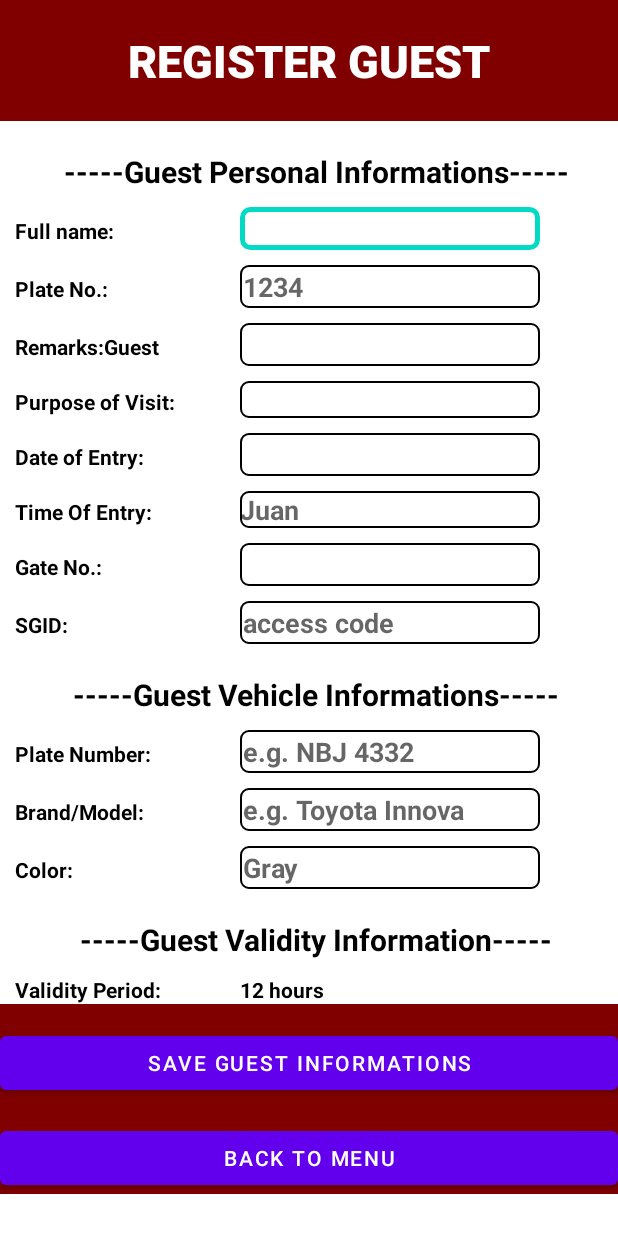
After one commit to Shainamae03/Thesis-Parking-System, an Android app: the GuestActivity screen opened directly, with no data from a screen before it, on a phone screen of 412 x 824 dp. The commit adds this screen. Shown: the top 1233 px of the screen. Run offline under Robolectric (Android 15) with nearby library versions, the phone set to English and light mode, and no system bars.

Commit message:
Security App

```diff
--- a/app/src/main/AndroidManifest.xml
+++ b/app/src/main/AndroidManifest.xml
@@ -13,7 +13,8 @@
         android:roundIcon="@mipmap/ic_launcher_round"
         android:supportsRtl="true"
         android:theme="@style/Theme.SecurityApp">
-        <activity android:name=".Menu"></activity>
+        <activity android:name=".GuestActivity"></activity>
+        <activity android:name=".Menu" />
         <activity android:name=".QRCodeScanner" />
         <activity android:name=".SecurityReport" />
         <activity android:name=".ParkingLot" />
--- /dev/null
+++ b/app/src/main/java/com/example/securityapp/GuestActivity.kt
@@ -0,0 +1,79 @@
+package com.example.securityapp
+
+import android.content.DialogInterface
+import android.content.Intent
+import androidx.appcompat.app.AppCompatActivity
+import android.os.Bundle
+import android.text.TextUtils
+import android.widget.Button
+import android.widget.EditText
+import android.widget.TextView
+import androidx.appcompat.app.AlertDialog
+import androidx.cardview.widget.CardView
+
+class GuestActivity : AppCompatActivity() {
+
+
+    override fun onCreate(savedInstanceState: Bundle?) {
+        super.onCreate(savedInstanceState)
+        setContentView(R.layout.activity_guest)
+
+        register()
+    }
+        private fun register() {
+
+            val regButton = findViewById<Button>(R.id.saveclient)
+            val backtomenu = findViewById<Button>(R.id.backtomenu)
+            val f_name = findViewById<EditText>(R.id.f_name)
+            val plate_no = findViewById<EditText>(R.id.plate_no)
+            val remarks = findViewById<EditText>(R.id.remarks)
+            val pur_vis = findViewById<EditText>(R.id.pur_vis)
+            val dateof_entry= findViewById<EditText>(R.id.dateof_entry)
+            val timeof_entry = findViewById<EditText>(R.id.timeof_entry)
+            val Gate_No= findViewById<EditText>(R.id.Gate_No)
+            val sgid = findViewById<EditText>(R.id.sgid)
+
+            regButton.setOnClickListener {
+
+                if (TextUtils.isEmpty(f_name.text.toString())) {
+                    f_name.setError("Please enter Full name")
+                    return@setOnClickListener
+                } else if (TextUtils.isEmpty(plate_no.text.toString())) {
+                    plate_no.setError("Please enter Plate Number")
+                    return@setOnClickListener
+                } else if (TextUtils.isEmpty(remarks.text.toString())) {
+                    remarks.setError("Enter Remarks")
+                    return@setOnClickListener
+                } else if (TextUtils.isEmpty(pur_vis.text.toString())) {
+                    pur_vis.setError("Purpose of the visit?")
+                    return@setOnClickListener
+                } else if (TextUtils.isEmpty(dateof_entry.text.toString())) {
+                    dateof_entry.setError("Date of Entry")
+                    return@setOnClickListener
+                } else if (TextUtils.isEmpty(timeof_entry.text.toString())) {
+                    timeof_entry.setError("Time of Entry")
+                    return@setOnClickListener
+                } else if (TextUtils.isEmpty(Gate_No.text.toString())) {
+                    Gate_No.setError("Gate No:")
+                    return@setOnClickListener
+                } else if (TextUtils.isEmpty(sgid.text.toString())) {
+                    sgid.setError("SGID")
+                    return@setOnClickListener
+                }
+            }
+           backtomenu.setOnClickListener{
+               val alertDialog = AlertDialog.Builder(this)
+               alertDialog.setCancelable(false)
+               alertDialog.setMessage("Do you want to proceed?")
+               alertDialog.setPositiveButton("yes", DialogInterface.OnClickListener { dialog, id ->
+                   startActivity(Intent(this@GuestActivity, Menu::class.java))
+               })
+               alertDialog.setNegativeButton("No", DialogInterface.OnClickListener { dialog, id ->
+                   dialog.cancel()
+               })
+               val alert = alertDialog.create();
+               alert.setTitle("Do you want to exit?")
+               alert.show()
+           }
+        }
+    }
--- a/app/src/main/java/com/example/securityapp/Menu.kt
+++ b/app/src/main/java/com/example/securityapp/Menu.kt
@@ -16,6 +16,7 @@ class Menu : AppCompatActivity() {
         val parking_space = findViewById(R.id.parking_space) as CardView
         val parking_log = findViewById(R.id.parking_log) as CardView
         val parking_scanner = findViewById(R.id.parking_scanner) as CardView
+        val guest = findViewById(R.id.guest) as CardView
         val back = findViewById(R.id.back) as CardView
 
         parking_space.setOnClickListener {
@@ -74,5 +75,19 @@ class Menu : AppCompatActivity() {
             alert.setTitle("Do you want to exit?")
             alert.show()
         }
+        guest.setOnClickListener {
+            val alertDialog = AlertDialog.Builder(this)
+            alertDialog.setCancelable(false)
+            alertDialog.setMessage("Do you want to proceed?")
+            alertDialog.setPositiveButton("yes", DialogInterface.OnClickListener { dialog, id ->
+                startActivity(Intent(this@Menu, GuestActivity::class.java))
+            })
+            alertDialog.setNegativeButton("No", DialogInterface.OnClickListener { dialog, id ->
+                dialog.cancel()
+            })
+            val alert = alertDialog.create();
+            alert.setTitle("Do you want to exit?")
+            alert.show()
+        }
     }
 }
--- /dev/null
+++ b/app/src/main/res/drawable/btn_bg_by_lever.xml
@@ -0,0 +1,18 @@
+<?xml version="1.0" encoding="utf-8"?>
+<selector xmlns:android="http://schemas.android.com/apk/res/android">
+    <item android:state_enabled="true" android:state_focused="true">
+        <shape android:shape="rectangle">
+            <solid android:color="@color/white"/>
+            <corners android:radius="5dp"/>
+            <stroke android:color="#FF03DAC5" android:width="3dp"/>
+        </shape>
+    </item>
+
+    <item android:state_enabled="true">
+        <shape android:shape="rectangle">
+            <solid android:color="@color/white"/>
+            <corners android:radius="5dp"/>
+            <stroke android:color="#FF000000" android:width="1dp"/>
+        </shape>
+    </item>
+</selector>
--- /dev/null
+++ b/app/src/main/res/layout/activity_guest.xml
@@ -0,0 +1,418 @@
+<?xml version="1.0" encoding="utf-8"?>
+<ScrollView
+    xmlns:android="http://schemas.android.com/apk/res/android"
+    xmlns:app="http://schemas.android.com/apk/res-auto"
+    xmlns:tools="http://schemas.android.com/tools"
+    android:layout_width="match_parent"
+    android:layout_height="match_parent">
+
+    <LinearLayout
+        android:layout_height="wrap_content"
+        android:layout_width="match_parent"
+        tools:context=".NewClient"
+        android:orientation="vertical"
+        android:background="@color/maroon">
+
+        <TextView
+            android:layout_margin="20dp"
+            android:layout_width="wrap_content"
+            android:layout_height="wrap_content"
+            android:text="REGISTER GUEST"
+            android:textSize="30sp"
+            android:fontFamily="sans-serif-black"
+            android:textColor="@color/white"
+            android:layout_gravity="center_horizontal"
+            android:textAlignment="center"/>
+
+
+
+        <LinearLayout
+            android:layout_width="match_parent"
+            android:layout_height="wrap_content"
+            android:orientation="vertical"
+            android:background="@color/white">
+
+            <TextView
+                android:layout_width="match_parent"
+                android:layout_height="wrap_content"
+                android:layout_marginLeft="10dp"
+                android:layout_marginTop="20dp"
+                android:text="-----Guest Personal Informations-----"
+                android:textAlignment="center"
+                android:textColor="@color/black"
+                android:textSize="20sp"
+                android:textStyle="bold" />
+            <LinearLayout
+                android:layout_width="match_parent"
+                android:layout_height="wrap_content"
+                android:orientation="horizontal">
+
+                <TextView
+                    android:layout_width="150dp"
+                    android:layout_height="wrap_content"
+                    android:layout_marginLeft="10dp"
+                    android:layout_marginTop="10dp"
+                    android:text="Full name:"
+                    android:textColor="@color/black"
+                    android:textStyle="bold" />
+
+                <EditText
+                    android:id="@+id/f_name"
+                    android:layout_width="200dp"
+                    android:layout_height="wrap_content"
+                    android:layout_marginTop="10dp"
+                    android:background="@drawable/btn_bg_by_lever"
+                    android:hint=""
+                    android:textColor="@color/black"
+                    android:textStyle="bold"
+                    android:autofillHints="campus"
+                    android:inputType="text"
+                    android:padding="2dp"/>
+
+            </LinearLayout>
+            <LinearLayout
+                android:layout_width="match_parent"
+                android:layout_height="wrap_content"
+                android:orientation="horizontal">
+
+                <TextView
+                    android:layout_width="150dp"
+                    android:layout_height="wrap_content"
+                    android:layout_marginLeft="10dp"
+                    android:layout_marginTop="10dp"
+                    android:text="Plate No.:"
+                    android:textColor="@color/black"
+                    android:textStyle="bold" />
+
+                <EditText
+                    android:id="@+id/plate_no"
+                    android:layout_width="200dp"
+                    android:layout_height="wrap_content"
+                    android:layout_marginTop="10dp"
+                    android:hint="1234"
+                    android:background="@drawable/btn_bg_by_lever"
+                    android:textStyle="bold"
+                    android:autofillHints="id"
+                    android:inputType="textPhonetic"
+                    android:padding="2dp"
+                    android:textColor="@color/black"/>
+
+            </LinearLayout>
+            <LinearLayout
+                android:layout_width="match_parent"
+                android:layout_height="wrap_content"
+                android:orientation="horizontal">
+
+                <TextView
+                    android:layout_width="150dp"
+                    android:layout_height="wrap_content"
+                    android:layout_marginLeft="10dp"
+                    android:layout_marginTop="10dp"
+                    android:text="Remarks:Guest"
+                    android:textColor="@color/black"
+                    android:textStyle="bold" />
+
+                <EditText
+                    android:id="@+id/remarks"
+                    android:layout_width="200dp"
+                    android:layout_height="wrap_content"
+                    android:layout_marginTop="10dp"
+                    android:hint=""
+                    android:textColor="@color/black"
+                    android:background="@drawable/btn_bg_by_lever"
+                    android:textStyle="bold"
+                    android:autofillHints="campus"
+                    android:inputType="text"
+                    android:padding="2dp"
+                    android:singleLine="true"/>
+
+            </LinearLayout>
+            <LinearLayout
+                android:layout_width="match_parent"
+                android:layout_height="wrap_content"
+                android:orientation="horizontal">
+
+                <TextView
+                    android:layout_width="150dp"
+                    android:layout_height="wrap_content"
+                    android:layout_marginLeft="10dp"
+                    android:layout_marginTop="10dp"
+                    android:text="Purpose of Visit:"
+                    android:textColor="@color/black"
+                    android:textStyle="bold" />
+
+                <EditText
+                    android:id="@+id/pur_vis"
+                    android:layout_width="200dp"
+                    android:layout_height="wrap_content"
+                    android:layout_marginTop="10dp"
+                    android:hint=""
+                    android:textColor="@color/black"
+                    android:background="@drawable/btn_bg_by_lever"
+                    android:textStyle="bold" />
+
+            </LinearLayout>
+            <LinearLayout
+                android:layout_width="match_parent"
+                android:layout_height="wrap_content"
+                android:orientation="horizontal">
+
+                <TextView
+                    android:layout_width="150dp"
+                    android:layout_height="wrap_content"
+                    android:layout_marginLeft="10dp"
+                    android:layout_marginTop="10dp"
+                    android:text="Date of Entry:"
+                    android:textColor="@color/black"
+                    android:textStyle="bold" />
+
+                <EditText
+                    android:id="@+id/dateof_entry"
+                    android:layout_width="200dp"
+                    android:layout_height="wrap_content"
+                    android:layout_marginTop="10dp"
+                    android:background="@drawable/btn_bg_by_lever"
+                    android:hint=""
+                    android:textColor="@color/black"
+                    android:textStyle="bold"
+                    android:autofillHints="campus"
+                    android:inputType="text"
+                    android:padding="2dp"/>
+
+
+            </LinearLayout>
+            <LinearLayout
+                android:layout_width="match_parent"
+                android:layout_height="wrap_content"
+                android:orientation="horizontal">
+
+                <TextView
+                    android:layout_width="150dp"
+                    android:layout_height="wrap_content"
+                    android:layout_marginLeft="10dp"
+                    android:layout_marginTop="10dp"
+                    android:text="Time Of Entry:"
+                    android:textColor="@color/black"
+                    android:textStyle="bold" />
+
+                <EditText
+                    android:id="@+id/timeof_entry"
+                    android:layout_width="200dp"
+                    android:layout_height="wrap_content"
+                    android:layout_marginTop="10dp"
+                    android:background="@drawable/btn_bg_by_lever"
+                    android:hint="Juan"
+                    android:textColor="@color/black"
+                    android:textStyle="bold" />
+
+            </LinearLayout>
+            <LinearLayout
+                android:layout_width="match_parent"
+                android:layout_height="wrap_content"
+                android:orientation="horizontal">
+
+                <TextView
+                    android:layout_width="150dp"
+                    android:layout_height="wrap_content"
+                    android:layout_marginLeft="10dp"
+                    android:layout_marginTop="10dp"
+                    android:text="Gate No.:"
+                    android:textColor="@color/black"
+                    android:textStyle="bold" />
+
+                <EditText
+                    android:id="@+id/Gate_No"
+                    android:layout_width="200dp"
+                    android:layout_height="wrap_content"
+                    android:layout_marginTop="10dp"
+                    android:background="@drawable/btn_bg_by_lever"
+                    android:hint=""
+                    android:textColor="@color/black"
+                    android:textStyle="bold"
+                    android:autofillHints="campus"
+                    android:inputType="textEmailAddress"
+                    android:padding="2dp"/>
+
+            </LinearLayout>
+            <LinearLayout
+                android:layout_width="match_parent"
+                android:layout_height="wrap_content"
+                android:orientation="horizontal">
+
+                <TextView
+                    android:layout_width="150dp"
+                    android:layout_height="wrap_content"
+                    android:layout_marginLeft="10dp"
+                    android:layout_marginTop="10dp"
+                    android:text="SGID:"
+                    android:textColor="@color/black"
+                    android:textStyle="bold" />
+
+                <EditText
+                    android:id="@+id/sgid"
+                    android:layout_width="200dp"
+                    android:layout_height="wrap_content"
+                    android:layout_marginTop="10dp"
+                    android:hint="access code"
+                    android:background="@drawable/btn_bg_by_lever"
+                    android:textColor="@color/teal_200"
+                    android:textStyle="bold"
+                    android:autofillHints="campus"
+                    android:inputType="numberPassword"
+                    android:padding="2dp"/>
+
+            </LinearLayout>
+            <LinearLayout
+                android:layout_width="match_parent"
+                android:layout_height="wrap_content"
+                android:orientation="vertical"
+                android:background="@color/white">
+
+                <TextView
+                    android:layout_width="match_parent"
+                    android:layout_height="wrap_content"
+                    android:layout_marginLeft="10dp"
+                    android:layout_marginTop="20dp"
+                    android:text="-----Guest Vehicle Informations-----"
+                    android:textAlignment="center"
+                    android:textColor="@color/black"
+                    android:textSize="20sp"
+                    android:textStyle="bold" />
+                <LinearLayout
+                    android:layout_width="match_parent"
+                    android:layout_height="wrap_content"
+                    android:orientation="horizontal">
+
+                    <TextView
+                        android:layout_width="150dp"
+                        android:layout_height="wrap_content"
+                        android:layout_marginLeft="10dp"
+                        android:layout_marginTop="10dp"
+                        android:text="Plate Number:"
+                        android:textColor="@color/black"
+                        android:textStyle="bold" />
+
+                    <EditText
+                        android:layout_width="200dp"
+                        android:layout_height="wrap_content"
+                        android:layout_marginTop="10dp"
+                        android:autofillHints="campus"
+                        android:background="@drawable/btn_bg_by_lever"
+                        android:hint="e.g. NBJ 4332"
+                        android:inputType="textPhonetic"
+                        android:padding="2dp"
+                        android:textColor="@color/black"
+                        android:textStyle="bold" />
+
+                </LinearLayout>
+                <LinearLayout
+                    android:layout_width="match_parent"
+                    android:layout_height="wrap_content"
+                    android:orientation="horizontal">
+
+                    <TextView
+                        android:layout_width="150dp"
+                        android:layout_height="wrap_content"
+                        android:layout_marginLeft="10dp"
+                        android:layout_marginTop="10dp"
+                        android:text="Brand/Model:"
+                        android:textColor="@color/black"
+                        android:textStyle="bold" />
+
+                    <EditText
+                        android:layout_width="200dp"
+                        android:layout_height="wrap_content"
+                        android:layout_marginTop="10dp"
+                        android:background="@drawable/btn_bg_by_lever"
+                        android:hint="e.g. Toyota Innova"
+                        android:textColor="@color/black"
+                        android:textStyle="bold"
+                        android:autofillHints="campus"
+                        android:inputType="text"
+                        android:padding="2dp"/>
+
+                </LinearLayout>
+                <LinearLayout
+                    android:layout_width="match_parent"
+                    android:layout_height="wrap_content"
+                    android:orientation="horizontal">
+
+                    <TextView
+                        android:layout_width="150dp"
+                        android:layout_height="wrap_content"
+                        android:layout_marginLeft="10dp"
+                        android:layout_marginTop="10dp"
+                        android:text="Color:"
+                        android:textColor="@color/black"
+                        android:textStyle="bold" />
+
+                    <EditText
+                        android:layout_width="200dp"
+                        android:layout_height="wrap_content"
+                        android:layout_marginTop="10dp"
+                        android:background="@drawable/btn_bg_by_lever"
+                        android:hint="Gray"
+                        android:textColor="@color/black"
+                        android:textStyle="bold"
+                        android:autofillHints="campus"
+                        android:inputType="text"
+                        android:padding="2dp"/>
+                </LinearLayout>
+
+
+            </LinearLayout>
+            <TextView
+                android:layout_width="match_parent"
+                android:layout_height="wrap_content"
+                android:layout_marginLeft="10dp"
+                android:layout_marginTop="20dp"
+                android:text="-----Guest Validity Information-----"
+                android:textAlignment="center"
+                android:textColor="@color/black"
+                android:textSize="20sp"
+                android:textStyle="bold" />
+            <LinearLayout
+                android:layout_width="match_parent"
+                android:layout_height="wrap_content"
+                android:orientation="horizontal">
+
+                <TextView
+                    android:layout_width="150dp"
+                    android:layout_height="wrap_content"
+                    android:layout_marginLeft="10dp"
+                    android:layout_marginTop="10dp"
+                    android:text="Validity Period:"
+                    android:textColor="@color/black"
+                    android:textStyle="bold" />
+
+                <TextView
+                    android:layout_width="200dp"
+                    android:layout_height="wrap_content"
+                    android:layout_marginTop="10dp"
+                    android:text="12 hours"
+                    android:textColor="@color/black"
+                    android:textStyle="bold" />
+
+            </LinearLayout>
+
+
+        </LinearLayout>
+
+
+        <Button
+            android:layout_marginTop="15dp"
+            android:id="@+id/saveclient"
+            android:layout_width="match_parent"
+            android:layout_height="wrap_content"
+            android:text="Save Guest Informations"/>
+        <Button
+            android:layout_marginTop="15dp"
+            android:id="@+id/backtomenu"
+            android:layout_width="match_parent"
+            android:layout_height="wrap_content"
+            android:text="Back to menu"/>
+
+
+
+    </LinearLayout>
+</ScrollView>
--- a/app/src/main/res/layout/activity_menu.xml
+++ b/app/src/main/res/layout/activity_menu.xml
@@ -5,7 +5,7 @@
     android:layout_width="match_parent"
     android:layout_height="match_parent"
     android:orientation="vertical"
-    android:weightSum="10"
+    android:weightSum="7"
     android:background="@drawable/bg1"
     tools:context=".Menu">
 
@@ -105,6 +105,35 @@
 
         </androidx.cardview.widget.CardView>
         <androidx.cardview.widget.CardView
+            android:id="@+id/guest"
+            android:layout_width="0dp"
+            android:layout_height="0dp"
+            android:layout_margin="8dp"
+            app:cardBackgroundColor="@android:color/transparent"
+            android:layout_columnWeight="1"
+            android:layout_rowWeight="1"
+            app:cardElevation="5dp">
+            <LinearLayout
+                android:layout_width="match_parent"
+                android:layout_height="match_parent"
+                android:orientation="vertical"
+                tools:ignore="UselessLeaf">
+                <ImageView
+                    android:layout_width="150dp"
+                    android:src="@drawable/guest"
+                    android:layout_gravity="center"
+                    android:layout_height="150dp"/>
+                <TextView
+                    android:layout_width="wrap_content"
+                    android:layout_height="wrap_content"
+                    android:layout_gravity="center"
+                    android:textColor="@color/white"
+                    android:text="Guest" />
+
+            </LinearLayout>
+
+        </androidx.cardview.widget.CardView>
+        <androidx.cardview.widget.CardView
             android:id="@+id/back"
             android:layout_width="0dp"
             android:layout_height="0dp"
```
